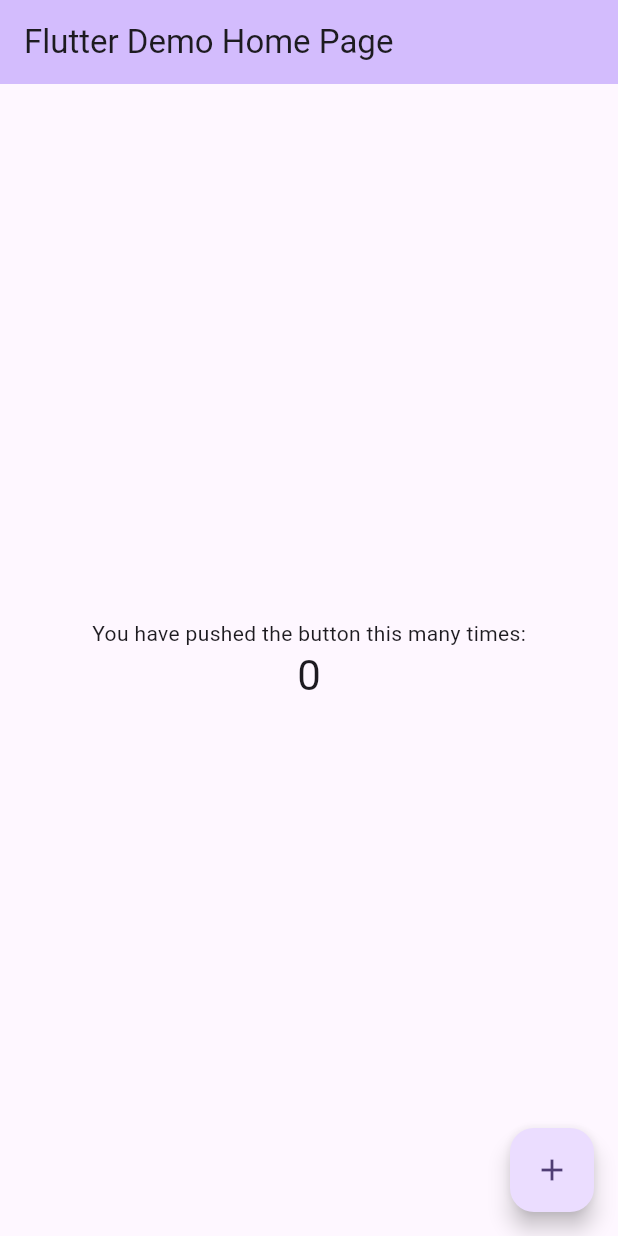
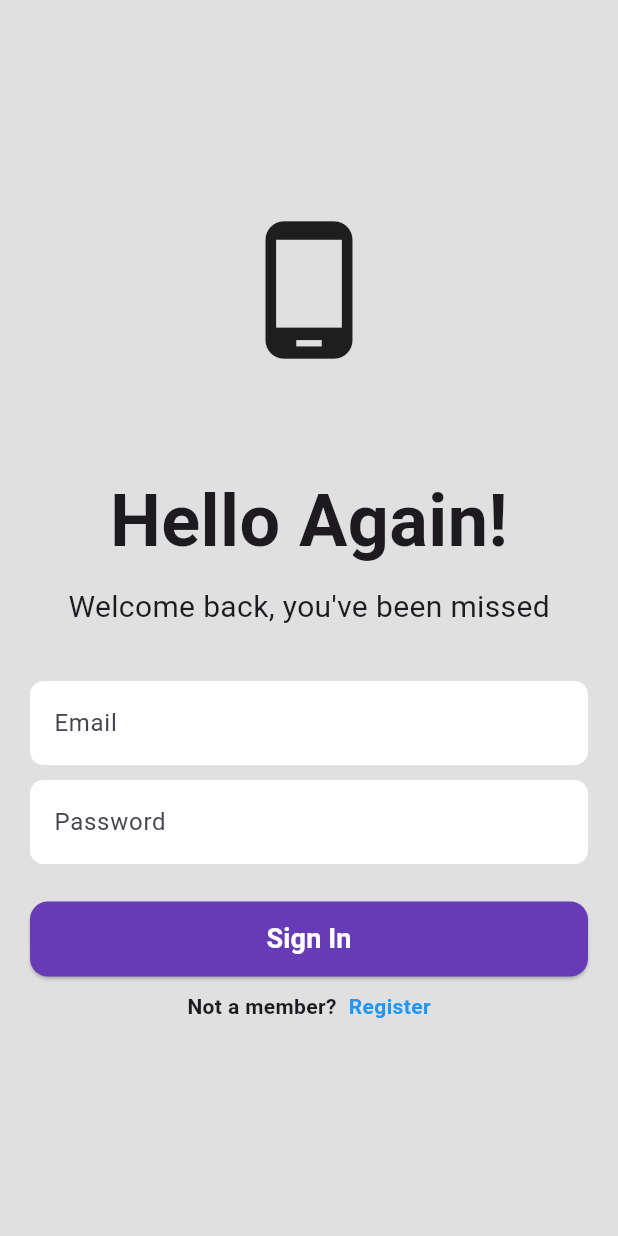
Before and after one commit to Abdul-Hadi-Jalil/firebase-basics-tutorial, a Flutter app: the screen it shows after launch, on a phone screen of 412 x 824 dp. Run offline on Flutter 3.47's test engine with Material 3 defaults, Android fonts, the light colour scheme and no system bars; our stand-ins replace firebase_core; accounts and stored records are empty.

Commit message:
created the login screen UI

```diff
--- a/lib/main.dart
+++ b/lib/main.dart
@@ -1,4 +1,5 @@
 import 'package:firebase_basics_tutorial/firebase_options.dart';
+import 'package:firebase_basics_tutorial/screens/login_screen.dart';
 import 'package:firebase_core/firebase_core.dart';
 import 'package:flutter/material.dart';
 
@@ -15,112 +16,9 @@ class MyApp extends StatelessWidget {
   @override
   Widget build(BuildContext context) {
     return MaterialApp(
-      title: 'Flutter Demo',
-      theme: ThemeData(
-        // This is the theme of your application.
-        //
-        // TRY THIS: Try running your application with "flutter run". You'll see
-        // the application has a purple toolbar. Then, without quitting the app,
-        // try changing the seedColor in the colorScheme below to Colors.green
-        // and then invoke "hot reload" (save your changes or press the "hot
-        // reload" button in a Flutter-supported IDE, or press "r" if you used
-        // the command line to start the app).
-        //
-        // Notice that the counter didn't reset back to zero; the application
-        // state is not lost during the reload. To reset the state, use hot
-        // restart instead.
-        //
-        // This works for code too, not just values: Most code changes can be
-        // tested with just a hot reload.
-        colorScheme: .fromSeed(seedColor: Colors.deepPurple),
-      ),
-      home: const MyHomePage(title: 'Flutter Demo Home Page'),
+      title: 'Flutter Firebase basics tutorial',
+      debugShowCheckedModeBanner: false,
+      home: LoginScreen(),
     );
   }
 }
-
-class MyHomePage extends StatefulWidget {
-  const MyHomePage({super.key, required this.title});
-
-  // This widget is the home page of your application. It is stateful, meaning
-  // that it has a State object (defined below) that contains fields that affect
-  // how it looks.
-
-  // This class is the configuration for the state. It holds the values (in this
-  // case the title) provided by the parent (in this case the App widget) and
-  // used by the build method of the State. Fields in a Widget subclass are
-  // always marked "final".
-
-  final String title;
-
-  @override
-  State<MyHomePage> createState() => _MyHomePageState();
-}
-
-class _MyHomePageState extends State<MyHomePage> {
-  int _counter = 0;
-
-  void _incrementCounter() {
-    setState(() {
-      // This call to setState tells the Flutter framework that something has
-      // changed in this State, which causes it to rerun the build method below
-      // so that the display can reflect the updated values. If we changed
-      // _counter without calling setState(), then the build method would not be
-      // called again, and so nothing would appear to happen.
-      _counter++;
-    });
-  }
-
-  @override
-  Widget build(BuildContext context) {
-    // This method is rerun every time setState is called, for instance as done
-    // by the _incrementCounter method above.
-    //
-    // The Flutter framework has been optimized to make rerunning build methods
-    // fast, so that you can just rebuild anything that needs updating rather
-    // than having to individually change instances of widgets.
-    return Scaffold(
-      appBar: AppBar(
-        // TRY THIS: Try changing the color here to a specific color (to
-        // Colors.amber, perhaps?) and trigger a hot reload to see the AppBar
-        // change color while the other colors stay the same.
-        backgroundColor: Theme.of(context).colorScheme.inversePrimary,
-        // Here we take the value from the MyHomePage object that was created by
-        // the App.build method, and use it to set our appbar title.
-        title: Text(widget.title),
-      ),
-      body: Center(
-        // Center is a layout widget. It takes a single child and positions it
-        // in the middle of the parent.
-        child: Column(
-          // Column is also a layout widget. It takes a list of children and
-          // arranges them vertically. By default, it sizes itself to fit its
-          // children horizontally, and tries to be as tall as its parent.
-          //
-          // Column has various properties to control how it sizes itself and
-          // how it positions its children. Here we use mainAxisAlignment to
-          // center the children vertically; the main axis here is the vertical
-          // axis because Columns are vertical (the cross axis would be
-          // horizontal).
-          //
-          // TRY THIS: Invoke "debug painting" (choose the "Toggle Debug Paint"
-          // action in the IDE, or press "p" in the console), to see the
-          // wireframe for each widget.
-          mainAxisAlignment: .center,
-          children: [
-            const Text('You have pushed the button this many times:'),
-            Text(
-              '$_counter',
-              style: Theme.of(context).textTheme.headlineMedium,
-            ),
-          ],
-        ),
-      ),
-      floatingActionButton: FloatingActionButton(
-        onPressed: _incrementCounter,
-        tooltip: 'Increment',
-        child: const Icon(Icons.add),
-      ),
-    );
-  }
-}
--- /dev/null
+++ b/lib/screens/login_screen.dart
@@ -0,0 +1,125 @@
+import 'package:flutter/material.dart';
+
+class LoginScreen extends StatefulWidget {
+  const LoginScreen({super.key});
+
+  @override
+  State<LoginScreen> createState() => _LoginScreenState();
+}
+
+class _LoginScreenState extends State<LoginScreen> {
+  @override
+  Widget build(BuildContext context) {
+    return Scaffold(
+      backgroundColor: Colors.grey[300],
+      body: SafeArea(
+        child: Center(
+          child: Padding(
+            padding: const EdgeInsets.all(20.0),
+            child: Column(
+              mainAxisAlignment: MainAxisAlignment.center,
+              children: [
+                Icon(Icons.phone_android, size: 100),
+                SizedBox(height: 70),
+                Text(
+                  'Hello Again!',
+                  style: TextStyle(fontWeight: FontWeight.bold, fontSize: 48),
+                ),
+
+                SizedBox(height: 8),
+
+                Text(
+                  'Welcome back, you\'ve been missed',
+                  style: TextStyle(fontSize: 20),
+                ),
+
+                SizedBox(height: 35),
+
+                // email text field
+                TextField(
+                  decoration: InputDecoration(
+                    enabledBorder: OutlineInputBorder(
+                      borderRadius: BorderRadius.circular(9),
+                      borderSide: BorderSide.none,
+                    ),
+                    focusedBorder: OutlineInputBorder(
+                      borderRadius: BorderRadius.circular(9),
+                      borderSide: BorderSide.none,
+                    ),
+                    fillColor: Colors.white,
+                    filled: true,
+                    hintText: "Email",
+                  ),
+                ),
+
+                SizedBox(height: 10),
+
+                // password text field
+                TextField(
+                  obscureText: true,
+                  decoration: InputDecoration(
+                    enabledBorder: OutlineInputBorder(
+                      borderRadius: BorderRadius.circular(9),
+                      borderSide: BorderSide.none,
+                    ),
+                    focusedBorder: OutlineInputBorder(
+                      borderRadius: BorderRadius.circular(9),
+                      borderSide: BorderSide.none,
+                    ),
+                    fillColor: Colors.white,
+                    filled: true,
+                    hintText: "Password",
+                  ),
+                ),
+
+                SizedBox(height: 25),
+
+                // sign in
+                ElevatedButton(
+                  onPressed: () {},
+                  style: ButtonStyle(
+                    backgroundColor: WidgetStateProperty.all(Colors.deepPurple),
+                    foregroundColor: WidgetStateProperty.all(Colors.white),
+                    shape: WidgetStateProperty.all(
+                      RoundedRectangleBorder(
+                        borderRadius: BorderRadius.circular(12),
+                      ),
+                    ),
+                    minimumSize: WidgetStateProperty.all(
+                      Size(double.infinity, 50),
+                    ),
+                  ),
+                  child: Text(
+                    'Sign In',
+                    style: TextStyle(fontWeight: FontWeight.bold, fontSize: 18),
+                  ),
+                ),
+
+                SizedBox(height: 10),
+
+                // not a member? register now
+                Row(
+                  spacing: 8,
+                  mainAxisAlignment: MainAxisAlignment.center,
+                  children: [
+                    Text(
+                      'Not a member?',
+                      style: TextStyle(fontWeight: FontWeight.bold),
+                    ),
+                    Text(
+                      'Register',
+                      style: TextStyle(
+                        fontWeight: FontWeight.bold,
+                        color: Colors.blue,
+                      ),
+                    ),
+                  ],
+                ),
+              ],
+            ),
+          ),
+        ),
+      ),
+    );
+  }
+}
```
